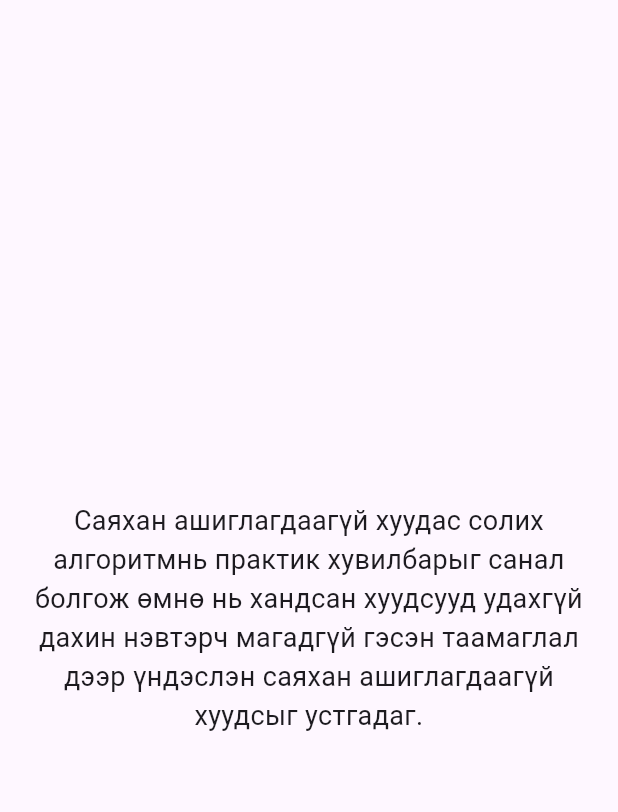
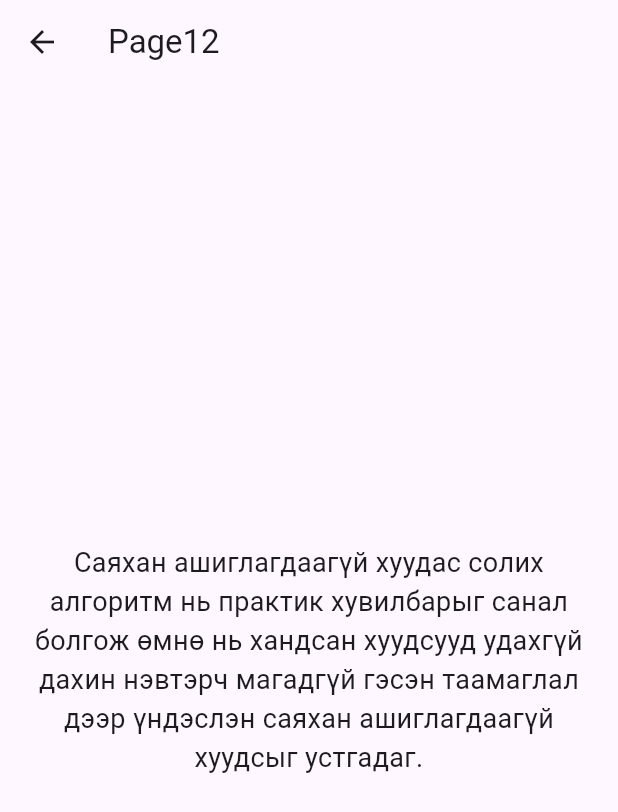
Before and after one commit to theTulgaa/operating-system, a Flutter app: the OptimalAlgorithmPage screen opened directly, on a phone screen of 412 x 824 dp. Shown: the top 812 px of the screen. Run offline on Flutter 3.47's test engine with Material 3 defaults, Android fonts, the phone set to English and light mode, and no system bars; network calls fail.

Commit message:
Update page4.dart

```diff
--- a/memory/lib/dagva/page4.dart
+++ b/memory/lib/dagva/page4.dart
@@ -3,13 +3,18 @@ import 'package:flutter/material.dart';
 class OptimalAlgorithmPage extends StatelessWidget {
   @override
   Widget build(BuildContext context) {
-    return Center(
-      child: Padding(
-        padding: EdgeInsets.all(16.0),
-        child: Text(
-          'Саяхан ашиглагдаагүй хуудас солих алгоритмнь практик хувилбарыг санал болгож өмнө нь хандсан хуудсууд удахгүй дахин нэвтэрч магадгүй гэсэн таамаглал дээр үндэслэн саяхан ашиглагдаагүй хуудсыг устгадаг.',
-          style: TextStyle(fontSize: 18),
-          textAlign: TextAlign.center,
+    return Scaffold(
+      appBar: AppBar(
+        title: Text('Page12'),
+      ),
+      body: Center(
+        child: Padding(
+          padding: EdgeInsets.all(16.0),
+          child: Text(
+            'Саяхан ашиглагдаагүй хуудас солих алгоритм нь практик хувилбарыг санал болгож өмнө нь хандсан хуудсууд удахгүй дахин нэвтэрч магадгүй гэсэн таамаглал дээр үндэслэн саяхан ашиглагдаагүй хуудсыг устгадаг.',
+            style: TextStyle(fontSize: 18),
+            textAlign: TextAlign.center,
+          ),
         ),
       ),
     );
```
